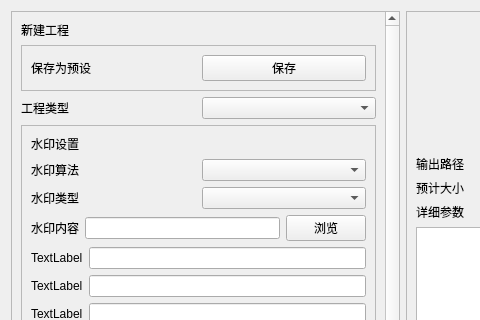
Old version of the form DesignFile/SetUp.ui in the repository tucaodashen/invisible_video_watermark; both pictures show x 0 to 480 and y 0 to 320 of the 805 by 669 pixel window.
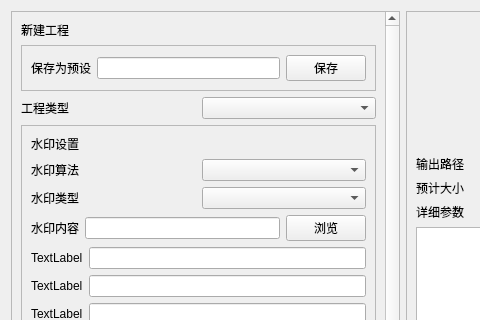
New version of the form. Custom widgets are drawn as their Qt base class.

What changed in the file:
```diff
--- a/DesignFile/SetUp.ui
+++ b/DesignFile/SetUp.ui
@@ -54,6 +54,9 @@
               </property>
              </widget>
             </item>
+            <item>
+             <widget class="LineEdit" name="LE_PresetName"/>
+            </item>
             <item>
              <widget class="PushButton" name="PB_saveaspreset">
               <property name="text">
```
Left out of the diff: 2 changed lines with no effect on the pictures.
